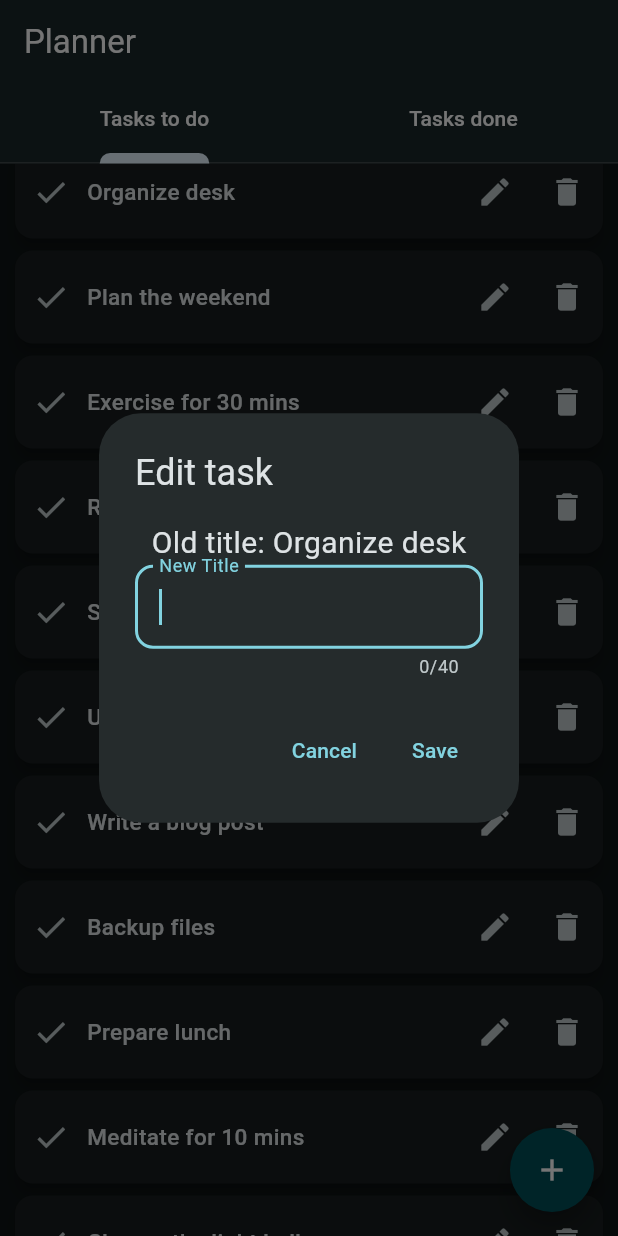
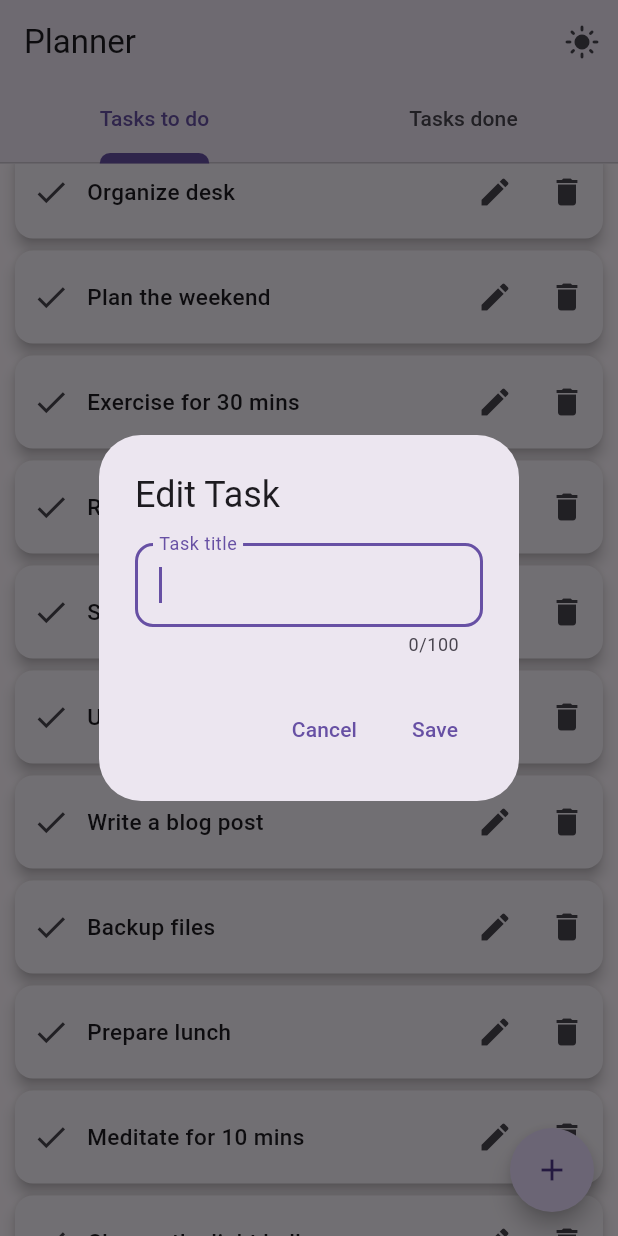
Before and after one commit to HP1324/simple_todo, a Flutter app: the screen it shows after launch, scrolled down 576 dp, after a tap on the "done" icon, after a tap on the "edit" icon, on a phone screen of 412 x 824 dp. Run offline on Flutter 3.47's test engine with Material 3 defaults, Android fonts, the phone set to English and light mode, and no system bars.

Commit message:
first optimized version

```diff
--- /dev/null
+++ b/lib/app_controller.dart
@@ -0,0 +1,118 @@
+import 'package:flutter/material.dart';
+import 'package:planner/models/task.dart';
+
+class AppStateProvider extends StatefulWidget {
+  const AppStateProvider({super.key, required this.child});
+  final Widget child;
+  @override
+  State<AppStateProvider> createState() => _AppStateProviderState();
+}
+
+class _AppStateProviderState extends State<AppStateProvider> with SingleTickerProviderStateMixin{
+  List<Task> tasks = Task.getTasksList();
+  List<Task> tasksDone = Task.getTasksDoneList();
+  ThemeData themeData = ThemeData.light();
+  late TabController tabController;
+  @override
+  void initState() {
+    super.initState();
+    tabController = TabController(length: 2, vsync: this);
+    tabController.addListener(() {
+      setState(() {});
+    });
+  }
+  void toggleTheme() {
+    setState(() {
+      if (themeData == ThemeData.light()) {
+        themeData = ThemeData.dark();
+      } else {
+        themeData = ThemeData.light();
+      }
+    });
+  }
+  @override
+  void dispose() {
+    tabController.dispose();
+    super.dispose();
+  }
+  ///Returns true if [task] is successfully added.
+  bool addTask(Task task) {
+    if (task.title.isNotEmpty) {
+      setState(() {
+        tasks.add(task);
+      });
+      return true;
+    }
+    return false;
+  }
+
+  void deleteFromTasksList(Task task) {
+    setState(() {
+      if (tasks.contains(task)) {
+        tasks.remove(task);
+      }
+    });
+  }
+
+  editTask(Task task, {required String newTitle}) {
+    setState(() {
+      task.title = newTitle;
+    });
+  }
+
+  void markTaskAsDone(Task task) {
+    setState(() {
+      if (!task.isDone) {
+        tasks.remove(task);
+        tasksDone.add(task);
+        task.isDone = true;
+      }
+    });
+  }
+
+  void deleteFromTasksDoneList(Task task) {
+    setState(() {
+      tasksDone.remove(task);
+    });
+  }
+
+  @override
+  Widget build(BuildContext context) {
+    return AppController(
+      tasks: tasks,
+      tasksDone: tasksDone,
+      themeData: themeData,
+      stateWidget: this,
+      tabController: tabController,
+      child: widget.child,
+    );
+  }
+}
+
+class AppController extends InheritedWidget {
+  const AppController(
+      {super.key,
+      required super.child,
+      required this.tasks,
+      required this.tasksDone,
+      required this.themeData,
+      required this.tabController,
+      required this.stateWidget});
+  final List<Task> tasks;
+  final List<Task> tasksDone;
+  final ThemeData themeData;
+  final TabController tabController;
+  final _AppStateProviderState stateWidget;
+  @override
+  bool updateShouldNotify(AppController oldWidget) {
+    return true;
+  }
+
+  static _AppStateProviderState of(BuildContext context) {
+    var stateManager = context
+        .dependOnInheritedWidgetOfExactType<AppController>()!
+        .stateWidget;
+
+    return stateManager;
+  }
+}
--- a/lib/globals.dart
+++ b/lib/globals.dart
@@ -1,14 +1,15 @@
 import 'package:flutter/material.dart';
-import 'package:planner/task_list_state_manager.dart';
 
 
 ///Show [Snackbar] when adding tasks, deleting them, marking them as done or deleting them from marked as done list.
+
 showSnackBar(
   BuildContext context, {
   required String content,
   Duration duration = const Duration(seconds: 1),
 }) {
   ScaffoldMessenger.of(context).showSnackBar(
+
     SnackBar(
       behavior: SnackBarBehavior.floating,
       shape: RoundedRectangleBorder(borderRadius: BorderRadius.circular(15)),
@@ -18,3 +19,9 @@ showSnackBar(
     ),
   );
 }
+
+///Enum to tell the dialog either it is editing or creating a new task
+enum EditMode{
+  newTask,
+  editTask,
+}
--- a/lib/main.dart
+++ b/lib/main.dart
@@ -1,104 +1,94 @@
 import 'package:flutter/material.dart';
-import 'package:planner/task_list_state_manager.dart';
-import 'package:planner/widgets/add_task_button.dart';
+import 'package:planner/app_controller.dart';
+import 'package:planner/widgets/task_dialog.dart';
 import 'package:planner/widgets/tasks_done_list.dart';
 import 'package:planner/widgets/tasks_list.dart';
-
-import 'models/task.dart';
+import 'package:planner/globals.dart';
 
 void main() {
-  runApp(const MyApp());
+  runApp(const AppStateProvider(
+    child: SimpleTodo(),
+  ));
 }
 
-class MyApp extends StatelessWidget {
-  const MyApp({super.key});
-
+class SimpleTodo extends StatelessWidget {
+  const SimpleTodo({super.key});
   @override
   Widget build(BuildContext context) {
-    return MainState(
-      child: MaterialApp(
-        theme: ThemeData(
-          colorScheme: ColorScheme.fromSeed(
-            // seedColor: Color(0xFFDBD2E0),
-            seedColor: Colors.white,
-            brightness: Brightness.dark,
-          ),
-        ),
-        debugShowCheckedModeBanner: false,
-        title: 'Flutter Demo',
-        home: MyHomePage(title: 'Flutter Demo Home Page'),
-      ),
+    var provider = AppController.of(context);
+    return MaterialApp(
+      theme: provider.themeData,
+      debugShowCheckedModeBanner: false,
+      title: 'Flutter Demo',
+      home: const Home(title: 'Flutter Demo Home Page'),
     );
   }
 }
 
-class MyHomePage extends StatefulWidget {
-  const MyHomePage({super.key, required this.title});
+class Home extends StatelessWidget {
+  const Home({super.key, required this.title});
 
   final String title;
 
   @override
-  State<MyHomePage> createState() => _MyHomePageState();
-}
-
-class _MyHomePageState extends State<MyHomePage>
-    with SingleTickerProviderStateMixin {
-  var _tabController;
-  @override
-  void initState() {
-    super.initState();
-    _tabController = TabController(length: 2, vsync: this);
-    _tabController.addListener(() {
-      setState(() {});
-    });
-  }
-
-  @override
-  void dispose() {
-    _tabController.dispose();
-    super.dispose();
-  }
-
-
-  @override
   Widget build(BuildContext context) {
+    var provider = AppController.of(context);
     return Scaffold(
       appBar: AppBar(
         elevation: 5,
-        title: Text(
+        title: const Text(
           'Planner',
-          style: TextStyle(color: Colors.white),
         ),
+        actions: [
+          IconButton(
+              onPressed: () {
+                AppController.of(context).toggleTheme();
+              },
+              icon: Icon(Icons.light_mode))
+        ],
         bottom: TabBar(
-          controller: _tabController,
+          controller: provider.tabController,
           splashBorderRadius: BorderRadius.circular(50),
-          indicatorColor: Colors.blue[50],
           indicatorWeight: 7,
           tabs: [
             Tab(
-              child: Text(
+              child: const Text(
                 'Tasks to do',
-                style: TextStyle(color: Colors.white),
               ),
             ),
             Tab(
-              child: Text(
+              child: const Text(
                 'Tasks done',
-                style: TextStyle(color: Colors.white),
               ),
             ),
           ],
         ),
       ),
       body: TabBarView(
-        controller: _tabController,
+        controller : provider.tabController,
         children: [
           TasksList(),
           TasksDoneList(),
         ],
       ),
-      floatingActionButton: _tabController.index == 0
-          ? AddTaskButton()
+      floatingActionButton: provider.tabController.index == 0
+          ? FloatingActionButton(
+              onPressed: () {
+                showDialog(
+                    context: context,
+                    builder: (context) {
+                      return TaskDialog(
+                        editMode: EditMode.newTask,
+                      );
+                    });
+              },
+              tooltip: 'Add Task',
+              elevation: 6,
+              shape: const CircleBorder(),
+              child: const Icon(
+                Icons.add,
+              ),
+            )
           : null,
     );
   }
--- a/lib/models/task.dart
+++ b/lib/models/task.dart
@@ -12,40 +12,24 @@ class Task {
     return _tasksDone;
   }
 
-  void addToTaskList() {
-    _tasks.add(this);
-  }
-
-  void editTask({required String title}) {
-    this.title = title;
-  }
-
-  void deleteFromTaskList() {
-    _tasks.remove(this);
-  }
-
-  void deleteFromTasksDoneList() {
-    _tasksDone.remove(this);
-  }
-
-  void markAsDone() {
-    if (!this.isDone) {
-      _tasksDone.add(this);
-    }
-    _tasks.remove(this);
-    this.isDone = true;
-  }
-
   @override
   bool operator ==(Object other) {
-    if (identical(this, other));
+    if (identical(this, other)) ;
     return other is Task && other.title == title && other.isDone == isDone;
   }
 
   @override
   int get hashCode => title.hashCode ^ isDone.hashCode;
 
-  static List<Task> _tasks = [
+  Map<String, dynamic> toJson() => {
+        'title': title,
+        'isDone': isDone,
+      };
+  factory Task.fromJson(Map<String, dynamic> json) =>
+      Task(title: json['title'], isDone: json['isDone']);
+
+
+  static final List<Task> _tasks = [
     Task(title: "Buy groceries"),
     Task(title: "Call mom"),
     Task(title: "Finish homework"),
@@ -87,5 +71,5 @@ class Task {
     Task(title: "Update social media"),
     Task(title: "Clean the car"),
   ];
-  static List<Task> _tasksDone = [];
+  static final List<Task> _tasksDone = [];
 }
--- a/lib/task_list_state_manager.dart
+++ /dev/null
@@ -1,89 +0,0 @@
-import 'package:flutter/material.dart';
-import 'package:planner/models/task.dart';
-
-class MainState extends StatefulWidget {
-  const MainState({super.key, required this.child});
-  final Widget child;
-  @override
-  State<MainState> createState() => _MainStateState();
-}
-
-class _MainStateState extends State<MainState> {
-  List<Task> tasks = Task.getTasksList();
-  List<Task> tasksDone = Task.getTasksDoneList();
-
-  ///Returns true if [task] is successfully added.
-  bool addTask(Task task) {
-    if (task.title.isNotEmpty) {
-      setState(() {
-        tasks.add(task);
-      });
-      return true;
-    }
-    return false;
-  }
-
-  void deleteFromTasksList(Task task) {
-    setState(() {
-      if (tasks.contains(task)) {
-        tasks.remove(task);
-      }
-    });
-  }
-
-  editTask(Task task, {required String newTitle}) {
-    setState(() {
-      task.title = newTitle;
-    });
-  }
-
-  void markTaskAsDone(Task task) {
-    setState(() {
-      if (!task.isDone) {
-        tasks.remove(task);
-        tasksDone.add(task);
-        task.isDone = true;
-      }
-    });
-  }
-
-  void deleteFromTasksDoneList(Task task) {
-    setState(() {
-      tasksDone.remove(task);
-    });
-  }
-
-  @override
-  Widget build(BuildContext context) {
-    return TaskListStateManager(
-        child: widget.child,
-        tasks: tasks,
-        tasksDone: tasksDone,
-        stateWidget: this);
-  }
-}
-
-class TaskListStateManager extends InheritedWidget {
-  const TaskListStateManager(
-      {super.key,
-      required super.child,
-      required this.tasks,
-      required this.tasksDone,
-      required this.stateWidget});
-
-  final List<Task> tasks;
-  final List<Task> tasksDone;
-  final _MainStateState stateWidget;
-  @override
-  bool updateShouldNotify(TaskListStateManager oldWidget) {
-    return true;
-  }
-
-  static _MainStateState of(BuildContext context) {
-    var stateManager = context
-        .dependOnInheritedWidgetOfExactType<TaskListStateManager>()!
-        .stateWidget;
-
-    return stateManager;
-  }
-}
--- a/lib/widgets/add_task_button.dart
+++ /dev/null
@@ -1,28 +0,0 @@
-import 'package:flutter/material.dart';
-import 'package:planner/widgets/task_editor_dialog.dart';
-
-import '../models/task.dart';
-
-class AddTaskButton extends StatelessWidget {
-  const AddTaskButton({super.key});
-  @override
-  Widget build(BuildContext context) {
-    return FloatingActionButton(
-      onPressed: () {
-        showDialog(
-          context: context,
-          builder: (context) {
-            return TaskEditorDialog();
-          },
-        );
-      },
-      tooltip: 'Add Task',
-      elevation: 6,
-      shape: CircleBorder(),
-      child: Icon(
-        Icons.add,
-        color: Colors.white,
-      ),
-    );
-  }
-}
--- /dev/null
+++ b/lib/widgets/task_dialog.dart
@@ -0,0 +1,61 @@
+import 'package:flutter/material.dart';
+import 'package:planner/app_controller.dart';
+import 'package:planner/globals.dart';
+import 'package:planner/models/task.dart';
+
+class TaskDialog extends StatelessWidget {
+  const TaskDialog({super.key, required this.editMode, this.task});
+  final EditMode editMode;
+  ///Optional [task] parameter for editing task, because to edit the task, the task must be provided,and [TaskList] will provide that
+  final Task? task;
+  Text _setTitle() => editMode == EditMode.newTask
+      ? const Text('New Task')
+      : const Text('Edit Task');
+  @override
+  Widget build(BuildContext context) {
+    var titleController = TextEditingController();
+    var provider = AppController.of(context);
+    return AlertDialog(
+      title: _setTitle(),
+      content: TextField(
+        controller: titleController,
+        autofocus: true,
+        decoration: InputDecoration(
+          labelText: 'Task title',
+          border: OutlineInputBorder(
+            borderRadius: BorderRadius.circular(12),
+          ),
+        ),
+        maxLength: 100,
+        maxLines: null,
+      ),
+      actions: [
+        TextButton(
+          onPressed: () {
+            Navigator.of(context).pop();
+          },
+          child: const Text('Cancel'),
+        ),
+        TextButton(
+            onPressed: () {
+              if (editMode == EditMode.newTask) {
+                Task task = Task(title: titleController.text);
+                if (provider.addTask(task)) {
+                  Navigator.of(context).pop();
+                  showSnackBar(context, content: 'Task added successfully');
+                }
+              }
+              if (editMode == EditMode.editTask) {
+                if (titleController.text.isNotEmpty) {
+                  provider.editTask(task!, newTitle: titleController.text);
+                  showSnackBar(context, content: 'Task edited successfully');
+                }
+                titleController.clear();
+                Navigator.of(context).pop();
+              }
+            },
+            child: const Text('Save')),
+      ],
+    );
+  }
+}
--- a/lib/widgets/tasks_list.dart
+++ b/lib/widgets/tasks_list.dart
@@ -1,26 +1,20 @@
 import 'package:flutter/material.dart';
-import 'package:planner/task_list_state_manager.dart';
+import 'package:planner/app_controller.dart';
 import 'package:planner/globals.dart';
-import 'package:planner/models/task.dart';
 import 'package:planner/widgets/shared/list_empty_text.dart';
+import 'package:planner/widgets/task_dialog.dart';
 
-///I have created a global state from private state object of [tasksList] widget, although this approach is extremely discouraged and no one prefers to use this, I am okay with it for some time. When I will learn more robust approaches like [Provider], [Riverpod], [BLoC] or [GetX], I will implement them. Never use this method for managing state of a widget from inside another widget which is located elsewhere in the widget tree.
+class TasksList extends StatelessWidget {
+  TasksList({super.key});
 
-class TasksList extends StatefulWidget {
-  const TasksList({super.key});
+  final _titleController = TextEditingController();
 
   @override
-  State<TasksList> createState() => _TasksListState();
-}
-
-class _TasksListState extends State<TasksList> {
-  var _titleController = TextEditingController();
-  @override
   Widget build(BuildContext context) {
-    var tasks = TaskListStateManager.of(context).tasks;
-    var provider = TaskListStateManager.of(context);
+    var tasks = AppController.of(context).tasks;
+    var provider = AppController.of(context);
     return tasks.isEmpty
-        ? ListEmptyText()
+        ? const ListEmptyText()
         : Scrollbar(
             child: ListView(
               children: tasks
@@ -28,21 +22,21 @@ class _TasksListState extends State<TasksList> {
                     (task) => SizedBox(
                       height: 70,
                       child: Card(
-                        margin:
-                            EdgeInsets.symmetric(horizontal: 10, vertical: 4),
+                        margin: const EdgeInsets.symmetric(
+                            horizontal: 10, vertical: 4),
                         elevation: 4,
                         child: Row(
                           mainAxisAlignment: MainAxisAlignment.spaceBetween,
                           children: [
                             IconButton(
-                              padding: EdgeInsets.all(0),
+                              padding: const EdgeInsets.all(5),
                               iconSize: 25,
                               onPressed: () {
                                 provider.markTaskAsDone(task);
                                 showSnackBar(context,
                                     content: 'Task marked as done');
                               },
-                              icon: Icon(
+                              icon: const Icon(
                                 Icons.done,
                               ),
                             ),
@@ -60,61 +54,15 @@ class _TasksListState extends State<TasksList> {
                             IconButton(
                               onPressed: () {
                                 showDialog(
-                                  context: context,
-                                  builder: (context) => AlertDialog(
-                                    title: Text(
-                                      'Edit task',
-                                    ),
-                                    content: Column(
-                                      mainAxisSize: MainAxisSize.min,
-                                      children: [
-                                        Text(
-                                          'Old title: ${task.title}',
-                                          style: TextStyle(fontSize: 20),
-                                        ),
-                                        TextField(
-                                          controller: _titleController,
-                                          autofocus: true,
-                                          decoration: InputDecoration(
-                                            labelText: 'New Title',
-                                            border: OutlineInputBorder(
-                                              borderRadius:
-                                                  BorderRadius.circular(12),
-                                            ),
-                                          ),
-                                          maxLength: 40,
-                                        ),
-                                      ],
-                                    ),
-                                    actions: [
-                                      TextButton(
-                                        onPressed: () {
-                                          Navigator.of(context)
-                                              .pop(); //close the dialog
-                                        },
-                                        child: Text('Cancel'),
-                                      ),
-                                      TextButton(
-                                        onPressed: () {
-                                          if (_titleController
-                                              .text.isNotEmpty) {
-                                            provider.editTask(task,
-                                                newTitle:
-                                                    '${_titleController.text}');
-                                            showSnackBar(context,
-                                                content:
-                                                    'Task Edited Successfully');
-                                          }
-                                          _titleController.clear();
-                                          Navigator.of(context).pop();
-                                        },
-                                        child: Text('Save'),
-                                      )
-                                    ],
-                                  ),
-                                );
+                                    context: context,
+                                    builder: (context) {
+                                      return TaskDialog(
+                                        editMode: EditMode.editTask,
+                                        task: task,
+                                      );
+                                    });
                               },
-                              icon: Icon(Icons.edit),
+                              icon: const Icon(Icons.edit),
                             ),
                             IconButton(
                               onPressed: () {
@@ -122,7 +70,7 @@ class _TasksListState extends State<TasksList> {
                                 showSnackBar(context,
                                     content: 'Task deleted Successfully');
                               },
-                              icon: Icon(Icons.delete),
+                              icon: const Icon(Icons.delete),
                             ),
                           ],
                         ),
--- a/pubspec.yaml
+++ b/pubspec.yaml
@@ -35,9 +35,8 @@ dependencies:
   # The following adds the Cupertino Icons font to your application.
   # Use with the CupertinoIcons class for iOS style icons.
   cupertino_icons: ^1.0.8
-  audioplayers: ^6.0.0
-  provider: ^6.1.2
   shared_preferences: ^2.3.2
+  get: ^4.6.6
 
 dev_dependencies:
   flutter_test:
```
Also changed, not shown: lib/widgets/task_editor_dialog.dart (deleted, +0 -51 lines), lib/widgets/tasks_done_list.dart (+15 -13 lines), lib/task_state_manager.dart (deleted), pubspec.lock, 6 other files.
